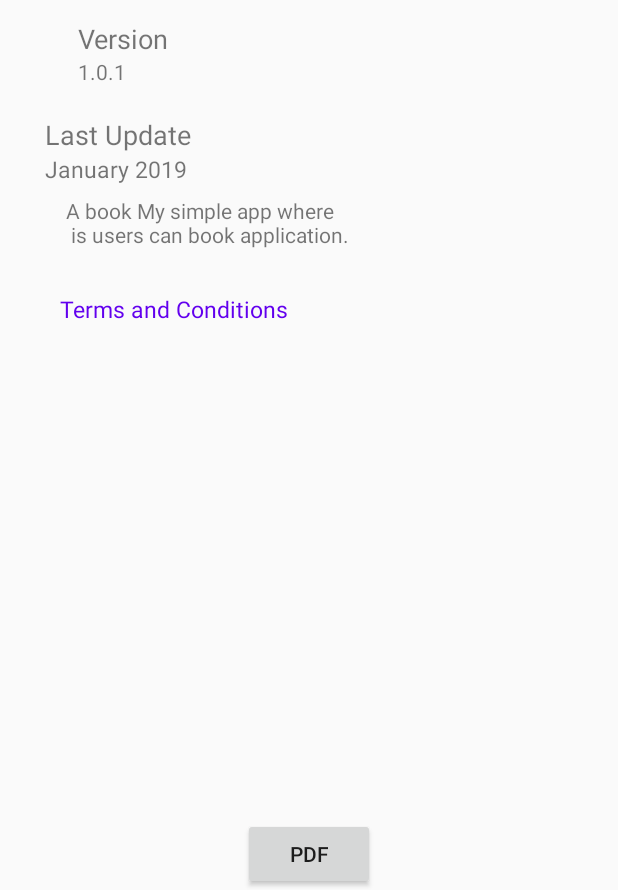
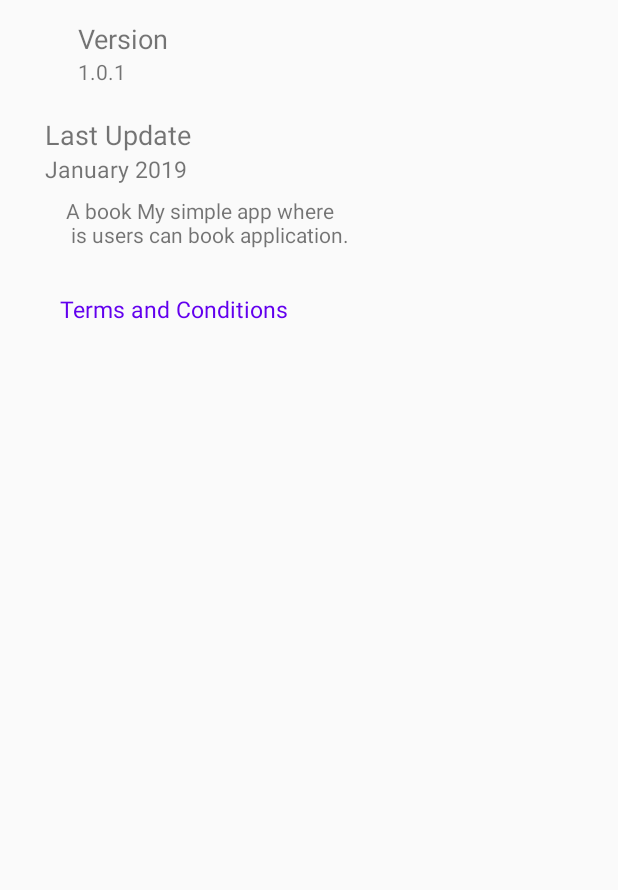
Before and after one commit to Extroverts/Book_Ticket, an Android app: the layout activity_about_us.xml on its own in the app's theme, with its tools: preview values and no code run, on a phone screen of 412 x 824 dp, the part 346-1236 px from its top. Run offline under Robolectric (Android 15) with nearby library versions, the phone set to English and light mode, and no system bars.

```diff
--- a/app/src/main/java/com/webtech/developers/bookmyticket/PdfGeneration/PdfGeneration.java
+++ b/app/src/main/java/com/webtech/developers/bookmyticket/PdfGeneration/PdfGeneration.java
@@ -18,7 +18,7 @@ public class PdfGeneration {
 
         try
             {
-                File file= new File( Environment.getExternalStorageDirectory().getPath() + "/01.pdf" );
+                File file= new File( Environment.getExternalStorageDirectory().getPath() + "Book My Ticket/01.pdf" );
                 PdfWriter.getInstance( document,new FileOutputStream( file ) );
                 document.open();
                 Paragraph p=new Paragraph( "Hello Wod" );
--- a/app/src/main/res/layout/activity_about_us.xml
+++ b/app/src/main/res/layout/activity_about_us.xml
@@ -52,14 +52,7 @@
         app:layout_constraintStart_toStartOf="parent"
         app:layout_constraintTop_toBottomOf="@+id/toolbar2" />
 
-    <Button
-        android:id="@+id/create"
-        android:layout_width="wrap_content"
-        android:layout_height="wrap_content"
-        android:text="PDF"
-        app:layout_constraintBottom_toBottomOf="parent"
-        app:layout_constraintEnd_toEndOf="parent"
-        app:layout_constraintStart_toStartOf="parent" />
+
 
     <TextView
         android:id="@+id/textView2"
--- a/app/src/main/res/layout/activity_booking__details.xml
+++ b/app/src/main/res/layout/activity_booking__details.xml
@@ -220,7 +220,7 @@
                 android:text="TextView" />
 
             <Button
-                android:id="@+id/button"
+                android:id="@+id/book"
                 android:layout_width="match_parent"
                 android:layout_height="wrap_content"
                 android:layout_below="@+id/textView15"
```
Also changed, not shown: app/src/main/java/com/webtech/developers/bookmyticket/About_us.java (+5 -44 lines), app/src/main/java/com/webtech/developers/bookmyticket/Booking_Details.java (+71 -12 lines).
